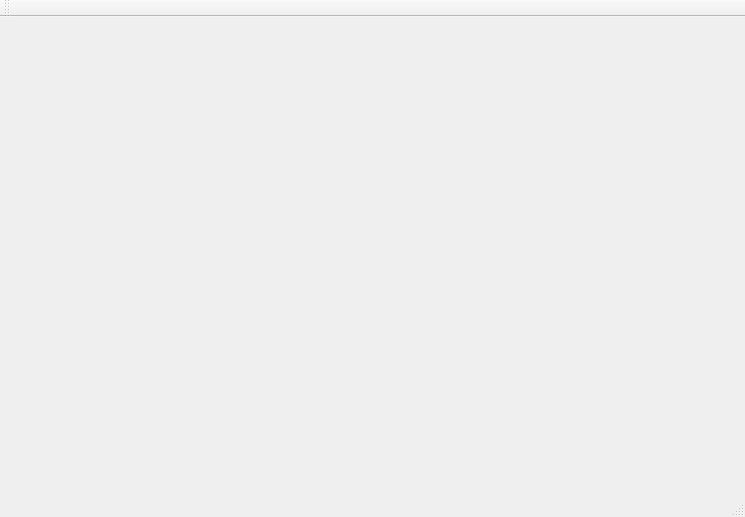
Old version of the form src/gui/mainwindow.ui in the repository defgsus/matrix-optimizer-3.
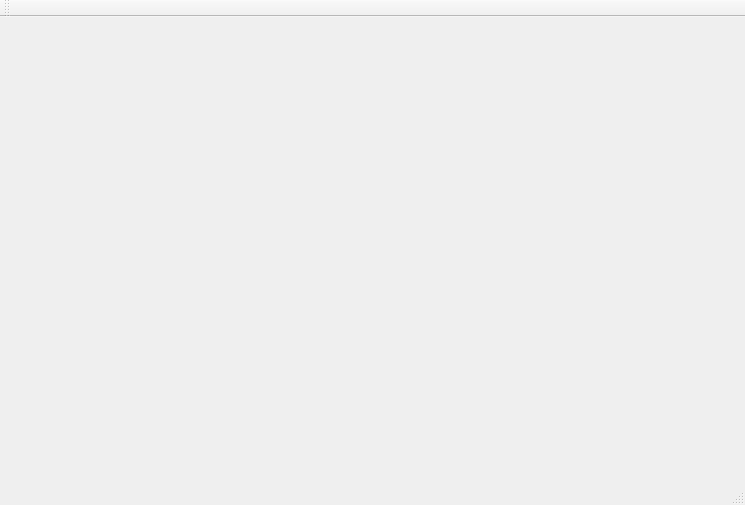
New version of the form.

The edit to the form file:
```diff
--- a/src/gui/mainwindow.ui
+++ b/src/gui/mainwindow.ui
@@ -7,7 +7,7 @@
     <x>0</x>
     <y>0</y>
     <width>745</width>
-    <height>517</height>
+    <height>505</height>
    </rect>
   </property>
   <property name="windowTitle">
```
